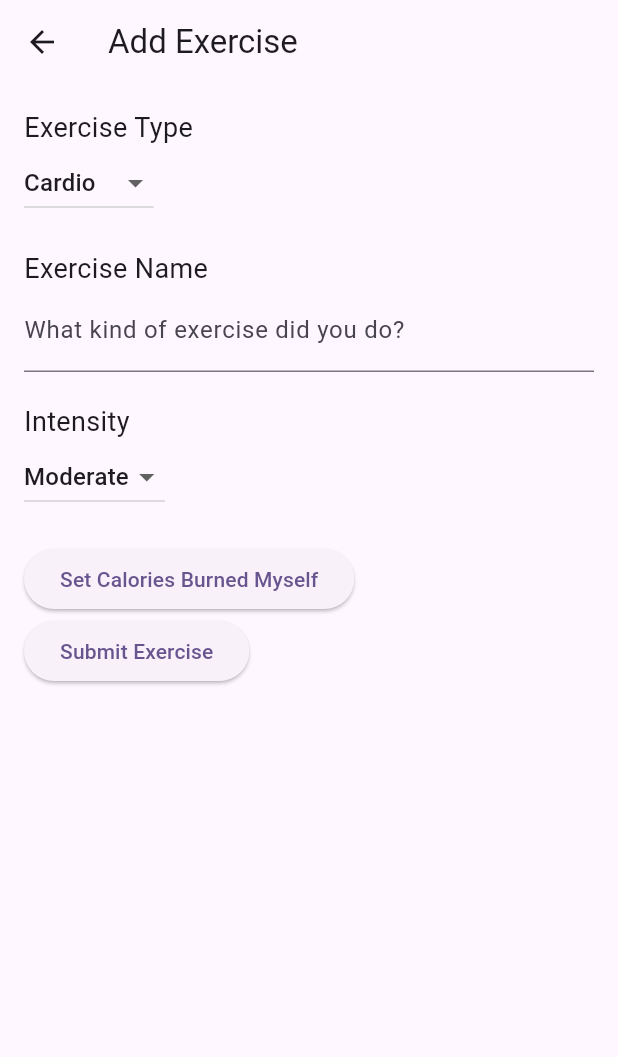
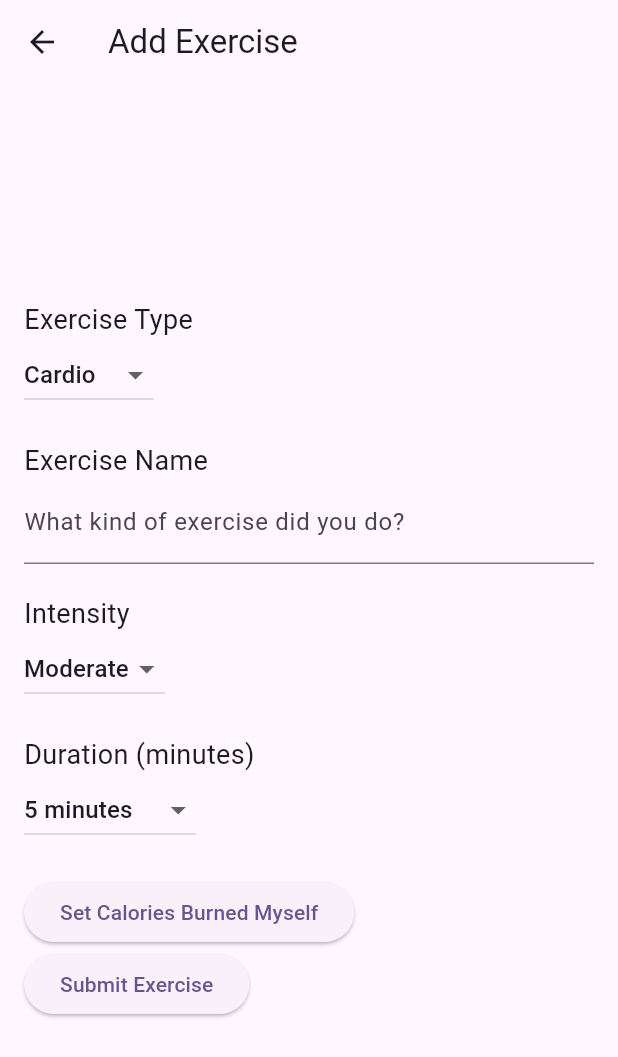
Before and after one commit to cjennison/fasthealthtracker, a Flutter app: the ExerciseInputView screen opened by its route, on a phone screen of 412 x 824 dp. Shown: the top 1057 px of the screen. Run offline on Flutter 3.47's test engine with Material 3 defaults, Android fonts, the phone set to English and light mode, and no system bars; our stand-ins replace flutter_dotenv, pie_chart, shared_preferences; accounts and stored records are empty.

```diff
--- a/lib/components/exercise/exercise_input_view.dart
+++ b/lib/components/exercise/exercise_input_view.dart
@@ -1,3 +1,4 @@
+import 'package:fasthealthcheck/models/wellness.dart';
 import 'package:flutter/material.dart';
 import 'package:provider/provider.dart';
 
@@ -18,6 +19,7 @@ class _ExerciseInputViewState extends State<ExerciseInputView> {
   String exerciseIntensity = "moderate";
   bool showCaloriesSlider = false;
   double caloriesBurned = 100; // Default calories for slider
+  int durationMinutes = 5; // Default duration
   bool isProcessing = false;
 
   @override
@@ -26,10 +28,14 @@ class _ExerciseInputViewState extends State<ExerciseInputView> {
       appBar: AppBar(
         title: const Text("Add Exercise"),
       ),
-      body: Padding(
+      body: Center(
+        child: ConstrainedBox(
+          constraints: const BoxConstraints(maxWidth: 600),
+          child: Padding(
             padding: const EdgeInsets.all(16.0),
             child: Form(
               key: _formKey,
+              child: SingleChildScrollView(
                 child: Column(
                   crossAxisAlignment: CrossAxisAlignment.start,
                   children: [
@@ -38,8 +44,10 @@ class _ExerciseInputViewState extends State<ExerciseInputView> {
                     DropdownButton<String>(
                       value: exerciseType,
                       items: const [
-                  DropdownMenuItem(value: "cardio", child: Text("Cardio")),
-                  DropdownMenuItem(value: "strength", child: Text("Strength")),
+                        DropdownMenuItem(
+                            value: "cardio", child: Text("Cardio")),
+                        DropdownMenuItem(
+                            value: "strength", child: Text("Strength")),
                       ],
                       onChanged: (value) {
                         setState(() {
@@ -67,12 +75,33 @@ class _ExerciseInputViewState extends State<ExerciseInputView> {
                       value: exerciseIntensity,
                       items: const [
                         DropdownMenuItem(value: "easy", child: Text("Easy")),
-                  DropdownMenuItem(value: "moderate", child: Text("Moderate")),
+                        DropdownMenuItem(
+                            value: "moderate", child: Text("Moderate")),
                         DropdownMenuItem(value: "hard", child: Text("Hard")),
                       ],
                       onChanged: (value) {
                         setState(() {
                           exerciseIntensity = value!;
+                        });
+                      },
+                    ),
+                    const SizedBox(height: 20),
+
+                    // Step 4: Select Duration
+                    const Text("Duration (minutes)",
+                        style: TextStyle(fontSize: 18)),
+                    DropdownButton<int>(
+                      value: durationMinutes,
+                      items: List.generate(
+                        120, // Up to 600 minutes in 5-minute intervals
+                        (index) => DropdownMenuItem(
+                          value: (index + 1) * 5,
+                          child: Text("${(index + 1) * 5} minutes"),
+                        ),
+                      ),
+                      onChanged: (value) {
+                        setState(() {
+                          durationMinutes = value!;
                         });
                       },
                     ),
@@ -124,8 +153,7 @@ class _ExerciseInputViewState extends State<ExerciseInputView> {
                         ],
                       ),
 
-              // Step 4: Submit Button for Normal Flow
-              if (!showCaloriesSlider)
+                    // Step 5: Submit Button for Normal Flow
                     ElevatedButton(
                       onPressed: () {
                         int? calculatedCalories;
@@ -154,6 +182,9 @@ class _ExerciseInputViewState extends State<ExerciseInputView> {
                 ),
               ),
             ),
+          ),
+        ),
+      ),
     );
   }
 
@@ -166,8 +197,22 @@ class _ExerciseInputViewState extends State<ExerciseInputView> {
         : exerciseController.text;
 
     try {
+      ExerciseEntry newEntry =
           await Provider.of<WellnessService>(context, listen: false)
-          .logExercise(exerciseName, exerciseType, exerciseIntensity, calories);
+              .logExercise(
+        exerciseName,
+        exerciseType,
+        exerciseIntensity,
+        durationMinutes,
+        calories, // can be null if showCaloriesSlider is false
+      );
+      ScaffoldMessenger.of(context).showSnackBar(
+        SnackBar(
+          content: Text(
+              "Added ${newEntry.name} with calories: ${newEntry.caloriesBurned} to exercise log"),
+          backgroundColor: Colors.green,
+        ),
+      );
 
       Navigator.pop(context);
     } catch (e) {
--- a/lib/models/wellness.dart
+++ b/lib/models/wellness.dart
@@ -68,6 +68,7 @@ class ExerciseEntry {
   final String name;
   final String type;
   final String intensity;
+  final int duration;
   final int caloriesBurned;
 
   ExerciseEntry({
@@ -75,6 +76,7 @@ class ExerciseEntry {
     required this.name,
     required this.type,
     required this.intensity,
+    required this.duration,
     required this.caloriesBurned,
   });
 
@@ -83,6 +85,7 @@ class ExerciseEntry {
       'name': name,
       'type': type,
       'intensity': intensity,
+      'duration': duration,
       'caloriesBurned': caloriesBurned,
     };
   }
@@ -93,7 +96,8 @@ class ExerciseEntry {
       name: json['name'],
       type: json['type'],
       intensity: json['intensity'],
-      caloriesBurned: json['caloriesBurned'],
+      duration: parseIntFromUnknown(json['duration']),
+      caloriesBurned: parseIntFromUnknown(json['caloriesBurned']),
     );
   }
 }
--- a/lib/services/api/classes/api_wellness.dart
+++ b/lib/services/api/classes/api_wellness.dart
@@ -22,12 +22,14 @@ class ExerciseEntryPayload {
   final String name;
   final String type;
   final String intensity;
+  final int duration;
   int? caloriesBurned;
 
   ExerciseEntryPayload({
     required this.name,
     required this.type,
     required this.intensity,
+    required this.duration,
     this.caloriesBurned,
   });
 
@@ -36,6 +38,7 @@ class ExerciseEntryPayload {
       "name": name,
       "type": type,
       "intensity": intensity,
+      "duration": duration,
       "caloriesBurned": caloriesBurned,
     };
   }
```
Also changed, not shown: lib/components/food/food_input_view.dart (+23 -6 lines), lib/services/wellness_service.dart (+13 -6 lines). Lines whose indentation alone changed are shown as unchanged.
